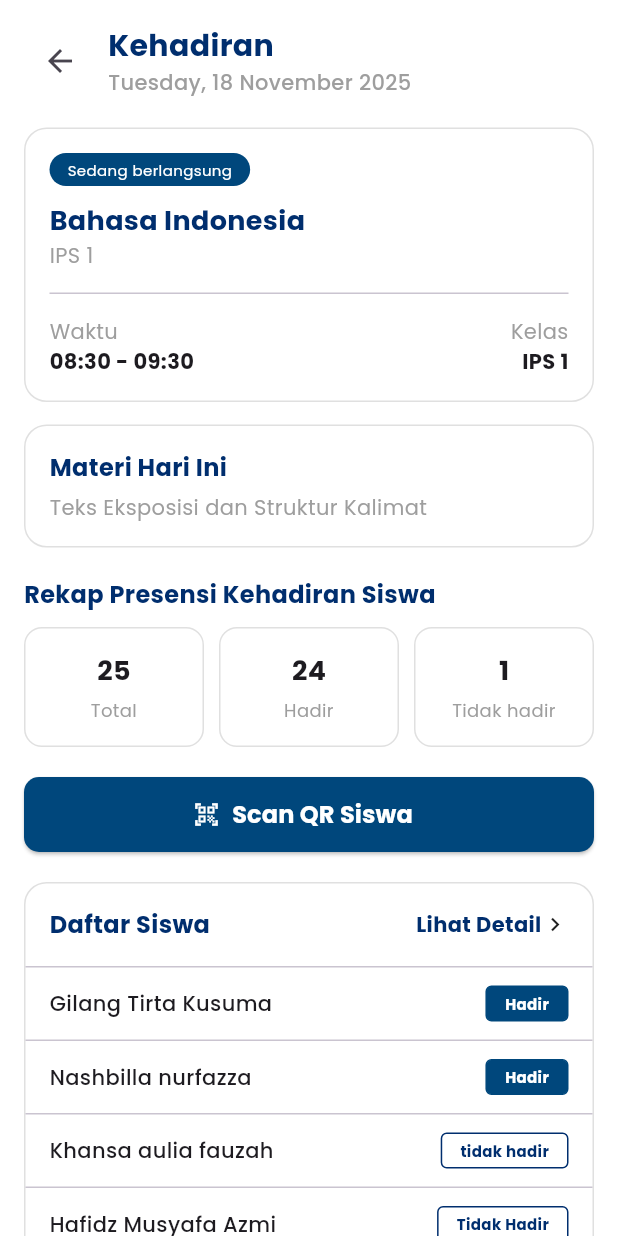
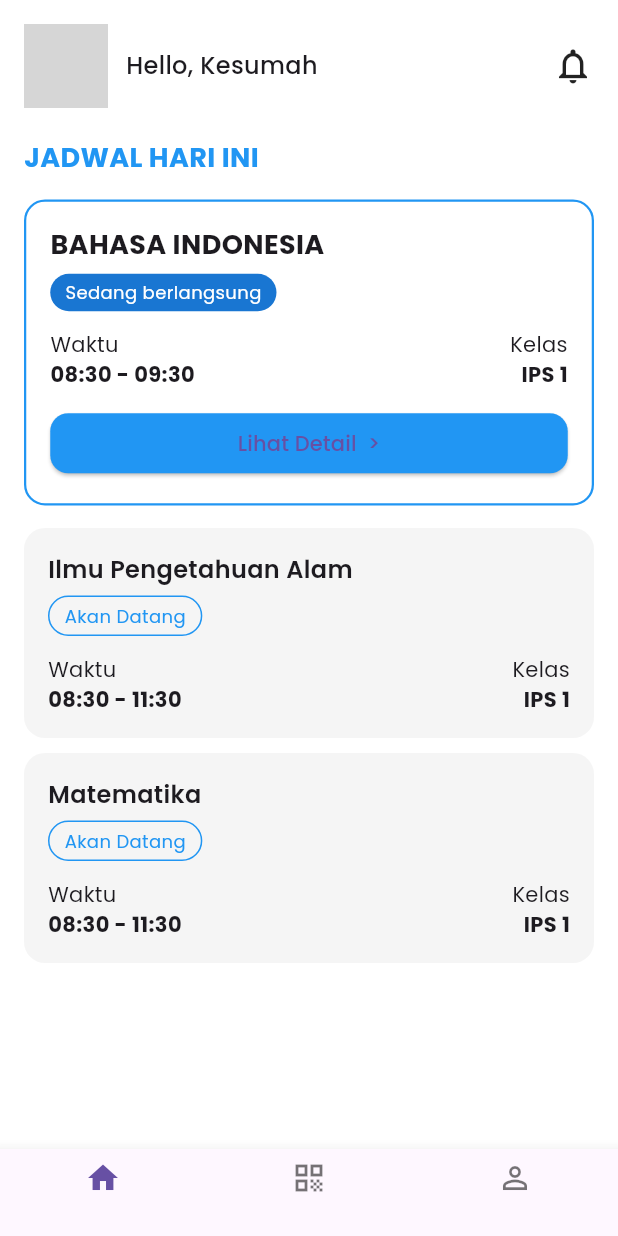
Before and after one commit to Haafzd/CORELASI_MOBILE, a Flutter app: the screen it shows after launch, on a phone screen of 412 x 824 dp. Run offline on Flutter 3.47's test engine with Material 3 defaults, Android fonts, the light colour scheme and no system bars; our stand-ins replace google_fonts; grey boxes are pictures that could not be loaded.

Commit message:
menambahkan homepage

```diff
--- /dev/null
+++ b/devtools_options.yaml
@@ -0,0 +1,3 @@
+description: This file stores settings for Dart & Flutter DevTools.
+documentation: https://docs.flutter.dev/tools/devtools/extensions#configure-extension-enablement-states
+extensions:
--- a/lib/main.dart
+++ b/lib/main.dart
@@ -17,7 +17,7 @@ class MainApp extends StatelessWidget {
     return MaterialApp(
       theme: AppTheme.lightTheme,
       debugShowCheckedModeBanner: false,
-      initialRoute: AppRoutes.attendance,
+      initialRoute: AppRoutes.home,
       routes: AppRoutes.routes,
     );
   }
--- a/lib/routes/app_routes.dart
+++ b/lib/routes/app_routes.dart
@@ -1,13 +1,16 @@
 import 'package:flutter/material.dart';
 import '../screens/setting_page.dart';
 import '../screens/attendance.dart';
+import '../screens/home_page.dart';
 
 class AppRoutes {
   static const String editAccount = '/edit_account';
   static const String attendance = '/attendance';
+  static const String home = '/home';
 
   static Map<String, WidgetBuilder> routes = {
     editAccount: (context) => const SettingPage(),
-    attendance: (context) => const Attendance()
+    attendance: (context) => const Attendance(),
+    home: (context) => const HomePage(),
   };
 }
--- a/lib/screens/attendance.dart
+++ b/lib/screens/attendance.dart
@@ -105,7 +105,7 @@ class _AttendanceState extends State<Attendance> {
                   fontWeight: FontWeight.bold),
             ),
             Text(
-              "${liveDate}",
+              liveDate,
               style: TextStyle(
                   color: Colors.grey,
                   fontSize: 14,
--- a/lib/screens/home_page.dart
+++ b/lib/screens/home_page.dart
@@ -0,0 +1,203 @@
+import 'package:flutter/material.dart';
+
+class HomePage extends StatelessWidget {
+  const HomePage({super.key});
+
+  @override
+  Widget build(BuildContext context) {
+    return Scaffold(
+      backgroundColor: Colors.white,
+      bottomNavigationBar: _bottomNavBar(),
+      body: SafeArea(
+        child: Padding(
+          padding: const EdgeInsets.all(16.0),
+          child: Column(
+            crossAxisAlignment: CrossAxisAlignment.start,
+            children: [
+              _headerSection(),
+              const SizedBox(height: 20),
+
+              const Text(
+                "JADWAL HARI INI",
+                style: TextStyle(
+                  fontSize: 18,
+                  fontWeight: FontWeight.bold,
+                  color: Colors.blue,
+                ),
+              ),
+
+              const SizedBox(height: 15),
+              _ongoingCard(context), // Sedang berlangsung
+              const SizedBox(height: 15),
+
+              _comingCard("Ilmu Pengetahuan Alam"),
+              const SizedBox(height: 10),
+              _comingCard("Matematika"),
+            ],
+          ),
+        ),
+      ),
+    );
+  }
+
+  Widget _headerSection() {
+    return Row(
+      children: [
+        const CircleAvatar(
+          radius: 28,
+          backgroundImage: AssetImage('assets/profile.jpg'),
+        ),
+        const SizedBox(width: 12),
+        const Column(
+          crossAxisAlignment: CrossAxisAlignment.start,
+          children: [
+            Text(
+              "Hello, Kesumah",
+              style: TextStyle(fontSize: 16, fontWeight: FontWeight.w500),
+            ),
+          ],
+        ),
+        const Spacer(),
+        const Icon(Icons.notifications_outlined, size: 28)
+      ],
+    );
+  }
+
+  Widget _ongoingCard(BuildContext context) {
+    return Container(
+      padding: const EdgeInsets.all(16),
+      decoration: BoxDecoration(
+        border: Border.all(color: Colors.blue, width: 1.5),
+        borderRadius: BorderRadius.circular(14),
+      ),
+      child: Column(
+        crossAxisAlignment: CrossAxisAlignment.start,
+        children: [
+          const Text(
+            "BAHASA INDONESIA",
+            style: TextStyle(fontSize: 18, fontWeight: FontWeight.bold),
+          ),
+          const SizedBox(height: 6),
+          Container(
+            padding: const EdgeInsets.symmetric(horizontal: 10, vertical: 4),
+            decoration: BoxDecoration(
+              color: Colors.blue.shade700,
+              borderRadius: BorderRadius.circular(20),
+            ),
+            child: const Text(
+              "Sedang berlangsung",
+              style: TextStyle(color: Colors.white, fontSize: 12),
+            ),
+          ),
+          const SizedBox(height: 12),
+          Row(
+            mainAxisAlignment: MainAxisAlignment.spaceBetween,
+            children: const [
+              Column(
+                crossAxisAlignment: CrossAxisAlignment.start,
+                children: [
+                  Text("Waktu"),
+                  Text("08:30 - 09:30",
+                      style: TextStyle(fontWeight: FontWeight.bold)),
+                ],
+              ),
+              Column(
+                crossAxisAlignment: CrossAxisAlignment.end,
+                children: [
+                  Text("Kelas"),
+                  Text("IPS 1", style: TextStyle(fontWeight: FontWeight.bold)),
+                ],
+              ),
+            ],
+          ),
+          const SizedBox(height: 12),
+          SizedBox(
+            width: double.infinity,
+            child: ElevatedButton(
+              style: ElevatedButton.styleFrom(
+                backgroundColor: Colors.blue,
+                shape: RoundedRectangleBorder(
+                  borderRadius: BorderRadius.circular(12),
+                ),
+              ),
+              onPressed: () {
+                // Nanti disambungkan ke halaman detail
+                Navigator.pushNamed(
+                  context,
+                  '/schedule-detail',
+                  arguments: {
+                    'mapel': 'Bahasa Indonesia',
+                    'waktu': '08:30 - 09:30',
+                    'kelas': 'IPS 1',
+                  },
+                );
+              },
+              child: const Text("Lihat Detail  >"),
+            ),
+          ),
+        ],
+      ),
+    );
+  }
+
+  Widget _comingCard(String title) {
+    return Container(
+      padding: const EdgeInsets.all(16),
+      decoration: BoxDecoration(
+        color: Colors.grey.shade100,
+        borderRadius: BorderRadius.circular(14),
+      ),
+      child: Column(
+        crossAxisAlignment: CrossAxisAlignment.start,
+        children: [
+          Text(title,
+              style:
+                  const TextStyle(fontSize: 16, fontWeight: FontWeight.w600)),
+          const SizedBox(height: 6),
+          Container(
+            padding: const EdgeInsets.symmetric(horizontal: 10, vertical: 4),
+            decoration: BoxDecoration(
+              border: Border.all(color: Colors.blue),
+              borderRadius: BorderRadius.circular(20),
+            ),
+            child: const Text(
+              "Akan Datang",
+              style: TextStyle(color: Colors.blue, fontSize: 12),
+            ),
+          ),
+          const SizedBox(height: 12),
+          Row(
+            mainAxisAlignment: MainAxisAlignment.spaceBetween,
+            children: const [
+              Column(
+                crossAxisAlignment: CrossAxisAlignment.start,
+                children: [
+                  Text("Waktu"),
+                  Text("08:30 - 11:30",
+                      style: TextStyle(fontWeight: FontWeight.bold)),
+                ],
+              ),
+              Column(
+                crossAxisAlignment: CrossAxisAlignment.end,
+                children: [
+                  Text("Kelas"),
+                  Text("IPS 1", style: TextStyle(fontWeight: FontWeight.bold)),
+                ],
+              ),
+            ],
+          ),
+        ],
+      ),
+    );
+  }
+
+  Widget _bottomNavBar() {
+    return BottomNavigationBar(
+      items: const [
+        BottomNavigationBarItem(icon: Icon(Icons.home), label: ''),
+        BottomNavigationBarItem(icon: Icon(Icons.qr_code), label: ''),
+        BottomNavigationBarItem(icon: Icon(Icons.person_outline), label: ''),
+      ],
+    );
+  }
+}
--- a/lib/screens/setting_page.dart
+++ b/lib/screens/setting_page.dart
@@ -17,14 +17,13 @@ class _SettingPageState extends State<SettingPage> {
   Widget build(BuildContext context) {
     return Scaffold(
       appBar: AppBar(
-        leading:  IconButton(
+          leading: IconButton(
             icon: const Icon(Icons.arrow_back_ios),
             onPressed: () {
               Navigator.pop(context);
             },
           ),
-        title: const Text("Pengaturan")
-        ),
+          title: const Text("Pengaturan")),
       body: Column(
         crossAxisAlignment: CrossAxisAlignment.start,
         children: [
@@ -32,10 +31,9 @@ class _SettingPageState extends State<SettingPage> {
               padding: EdgeInsets.all(16.0),
               child: Text(
                 "Preferensi",
-              style: const TextStyle(fontSize: 18, fontWeight: FontWeight.bold),
+                style: TextStyle(fontSize: 18, fontWeight: FontWeight.bold),
                 textAlign: TextAlign.start,
-            )
-          ),
+              )),
 
           // Gunakan Expanded agar isi bisa scroll
           Expanded(
--- a/pubspec.yaml
+++ b/pubspec.yaml
@@ -10,7 +10,8 @@ dependencies:
   provider: ^6.1.2
   shared_preferences: ^2.2.3
   flutter_local_notifications: ^17.2.2
-  qr_code_scanner: ^1.0.1
+  mobile_scanner: ^3.5.5
+  # qr_code_scanner: ^1.0.1
   google_fonts: ^6.3.0
   intl: ^0.20.2
 
```
Also changed, not shown: pubspec.lock, 3 other files. Lines whose indentation alone changed are shown as unchanged.
